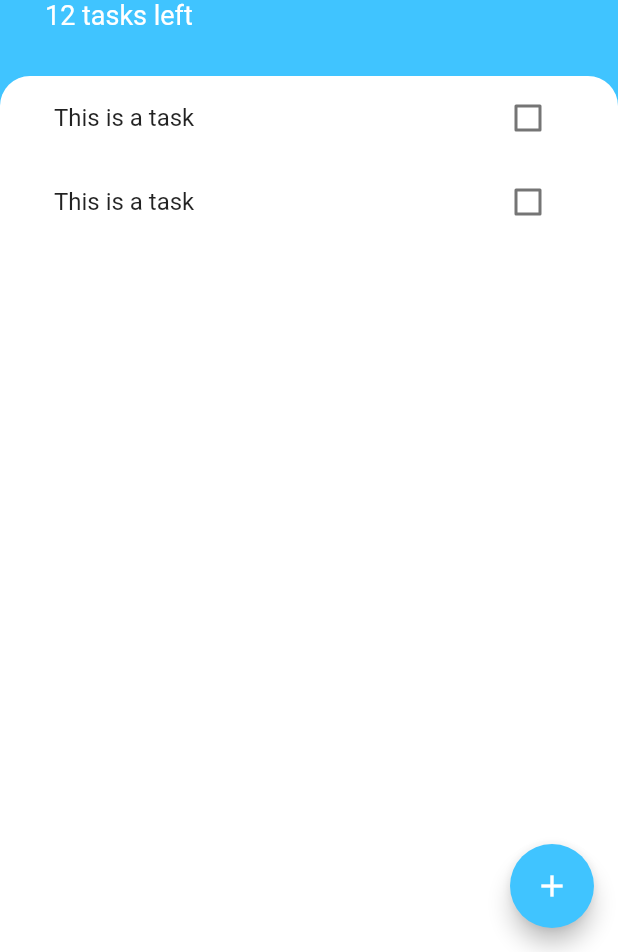
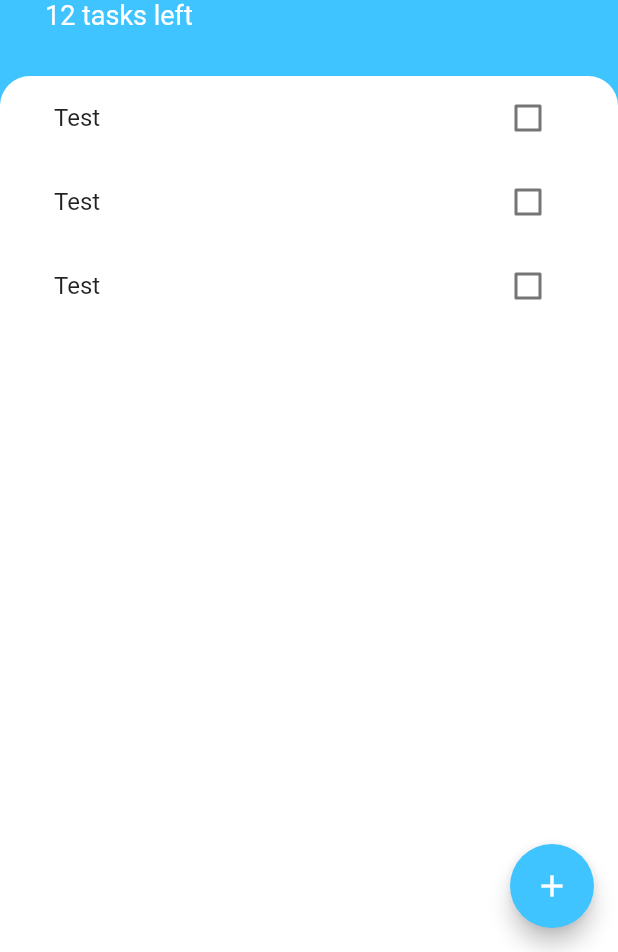
Before and after one commit to 8ctopotamus/todoey-flutter, a Flutter app: the screen it shows after launch, on a phone screen of 412 x 824 dp, the part 284-1236 px from its top. Run offline on Flutter 3.47's test engine with Material 2 defaults, Android fonts, the phone set to English and light mode, and no system bars.

Commit message:
Update list of tasks

```diff
--- /dev/null
+++ b/lib/models/Task.dart
@@ -0,0 +1,10 @@
+class Task {
+  final String name;
+  bool isDone;
+
+  Task({this.name, this.isDone = false});
+
+  void toggleDone() {
+    isDone = !isDone;
+  }
+}
--- a/lib/widgets/task_list.dart
+++ b/lib/widgets/task_list.dart
@@ -1,14 +1,36 @@
 import 'package:flutter/material.dart';
-import 'task_tile.dart';
+import 'package:todoey_flutter/widgets/task_tile.dart';
+import 'package:todoey_flutter/models/Task.dart';
 
-class TaskList extends StatelessWidget {
+class TaskList extends StatefulWidget {
+  _TaskListState createState() => _TaskListState();
+}
+
+class _TaskListState extends State<TaskList> {
+  List<Task> tasks = [
+    Task(
+      name: 'Test',
+    ),
+    Task(
+      name: 'Test',
+    ),
+    Task(
+      name: 'Test',
+    ),
+  ];
+
   @override
   Widget build(BuildContext context) {
-    return ListView(
-      children: <Widget>[
-        TaskTile(),
-        TaskTile(),
-      ],
-    );
+    return ListView.builder(itemBuilder: (context, index) {
+      return TaskTile(
+        title: tasks[index].name,
+        isChecked: tasks[index].isDone,
+        checkboxCallback: (checkboxState) {
+          setState(() {
+            tasks[index].isDone = checkboxState;
+          });
+        },
+      );
+    }, itemCount: tasks.length,);
   }
 }
--- a/lib/widgets/task_tile.dart
+++ b/lib/widgets/task_tile.dart
@@ -1,47 +1,26 @@
 import 'package:flutter/material.dart';
 
-class TaskTile extends StatefulWidget {
-  @override
-  _TaskTileState createState() => _TaskTileState();
-}
+class TaskTile extends StatelessWidget {
+  final bool isChecked;
+  final String title;
+  final Function checkboxCallback;
 
-class _TaskTileState extends State<TaskTile> {
-  bool isChecked = false;
-
-  void checkboxCallback(newValue) {
-    setState(() {
-      isChecked = newValue;
-    });
-  }
+  TaskTile({this.isChecked, this.title, this.checkboxCallback});
 
   @override
   Widget build(BuildContext context) {
     return ListTile(
       title: Text(
-        'This is a task',
+        title,
         style: TextStyle(
           decoration: isChecked ? TextDecoration.lineThrough : null,
         ),
       ),
-      trailing: TaskCheckbox(checkboxState: isChecked, toggleCheckboxState: checkboxCallback),
+      trailing: Checkbox(
+        activeColor: Colors.lightBlueAccent,
+        value: isChecked,
+        onChanged: (newValue) => checkboxCallback(newValue),
+      ),
     );
   }
 }
-
-class TaskCheckbox extends StatelessWidget {
-  TaskCheckbox({this.checkboxState, this.toggleCheckboxState});
-
-  final bool checkboxState;
-  final Function toggleCheckboxState;
-
-  @override
-  Widget build(BuildContext context) {
-    return Checkbox(
-      activeColor: Colors.lightBlueAccent,
-      value: checkboxState,
-      onChanged: (newValue) {
-        toggleCheckboxState(newValue);
-      },
-    );
-  }
-}
```
